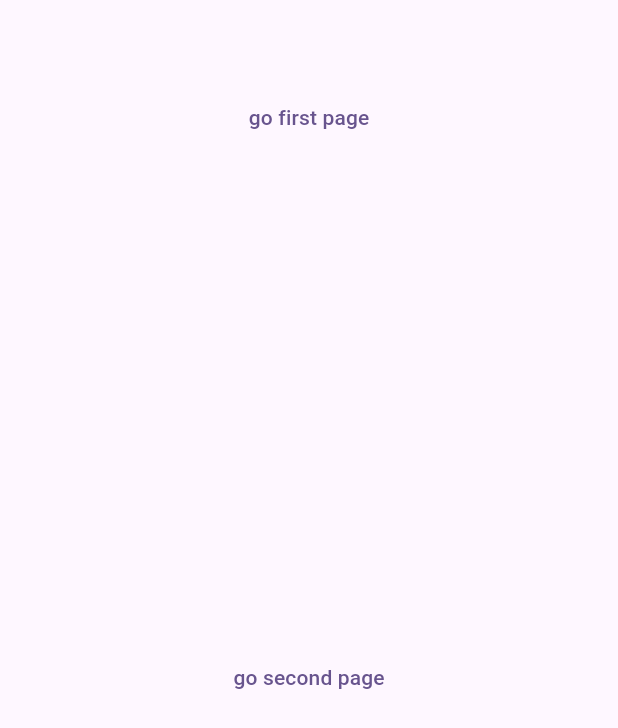
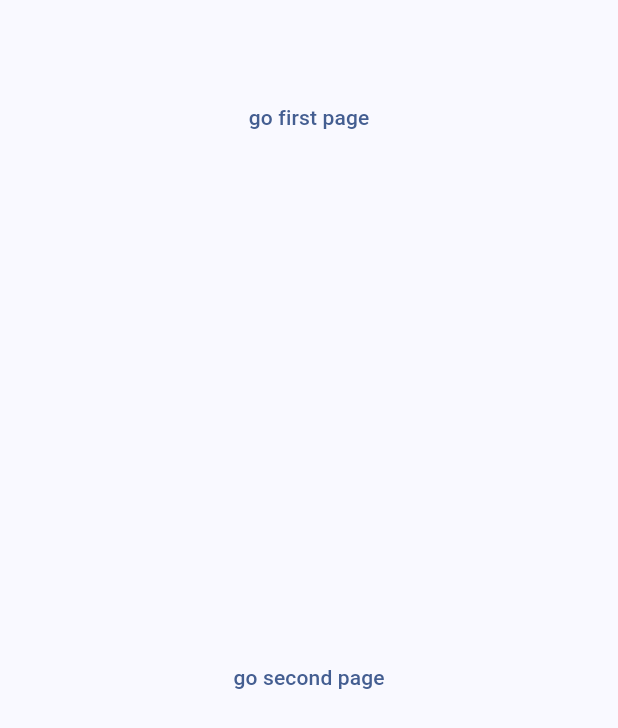
Before and after one commit to FangJZSP/getx_study, a Flutter app: the screen it shows after launch, on a phone screen of 412 x 824 dp. Shown: the part 278-1006 px from the top of the screen. Run offline on Flutter 3.47's test engine with Material 3 defaults, Android fonts, the phone set to English and light mode, and no system bars; our stand-ins replace get.

```diff
--- a/lib/main.dart
+++ b/lib/main.dart
@@ -18,7 +18,7 @@ class MyApp extends StatelessWidget {
     return GetMaterialApp(
       title: 'GetX Demo',
       theme: ThemeData(
-        colorScheme: ColorScheme.fromSeed(seedColor: Colors.deepPurple),
+        colorScheme: ColorScheme.fromSeed(seedColor: Colors.blueAccent),
         useMaterial3: true,
       ),
       initialRoute: '/',
--- a/lib/tools/router_helper.dart
+++ b/lib/tools/router_helper.dart
@@ -50,7 +50,7 @@ class RouterHelper {
     }
     NodeRoute? newRouting =
         PageNodeRoute(routing?.current, routing?.args, routing?.route);
-    _nodeRouteList.add(newRouting);
+    _nodeRouteList.insert(0, newRouting);
     for (var r in _nodeRouteList) {
       print('name: ${r.route?.settings.name ?? ''} args: ${r.args}');
     }
```
